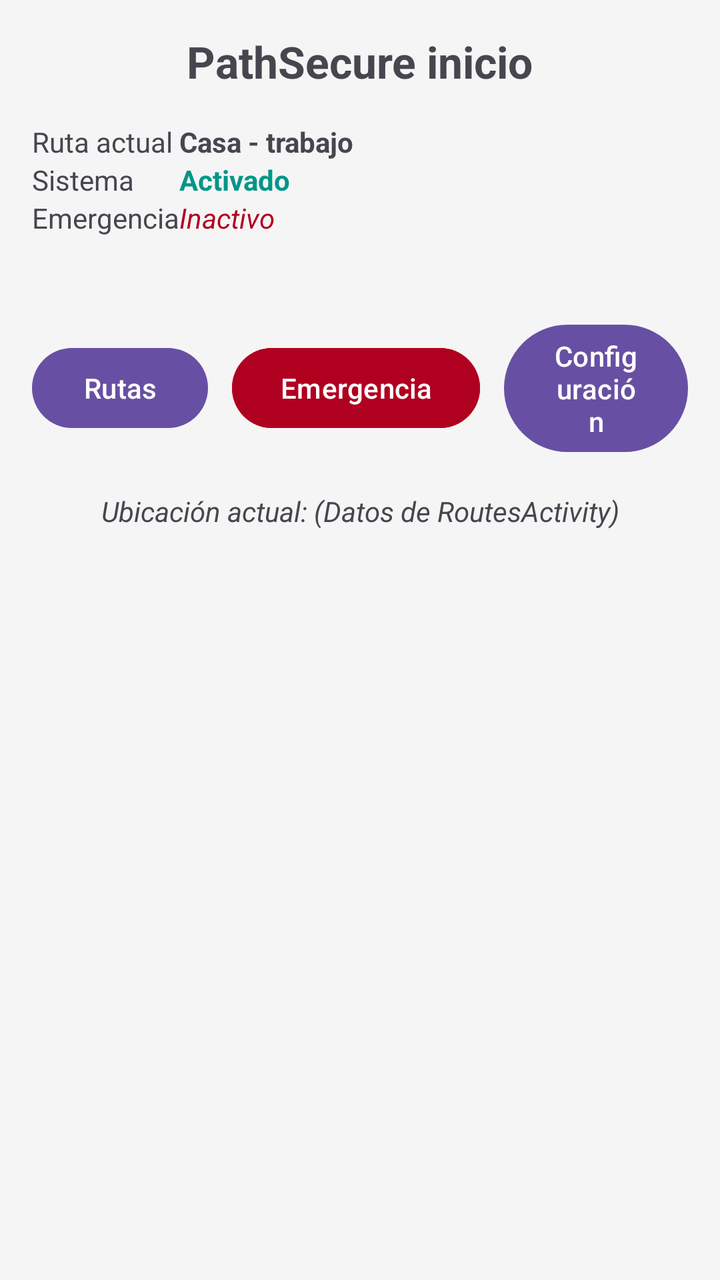
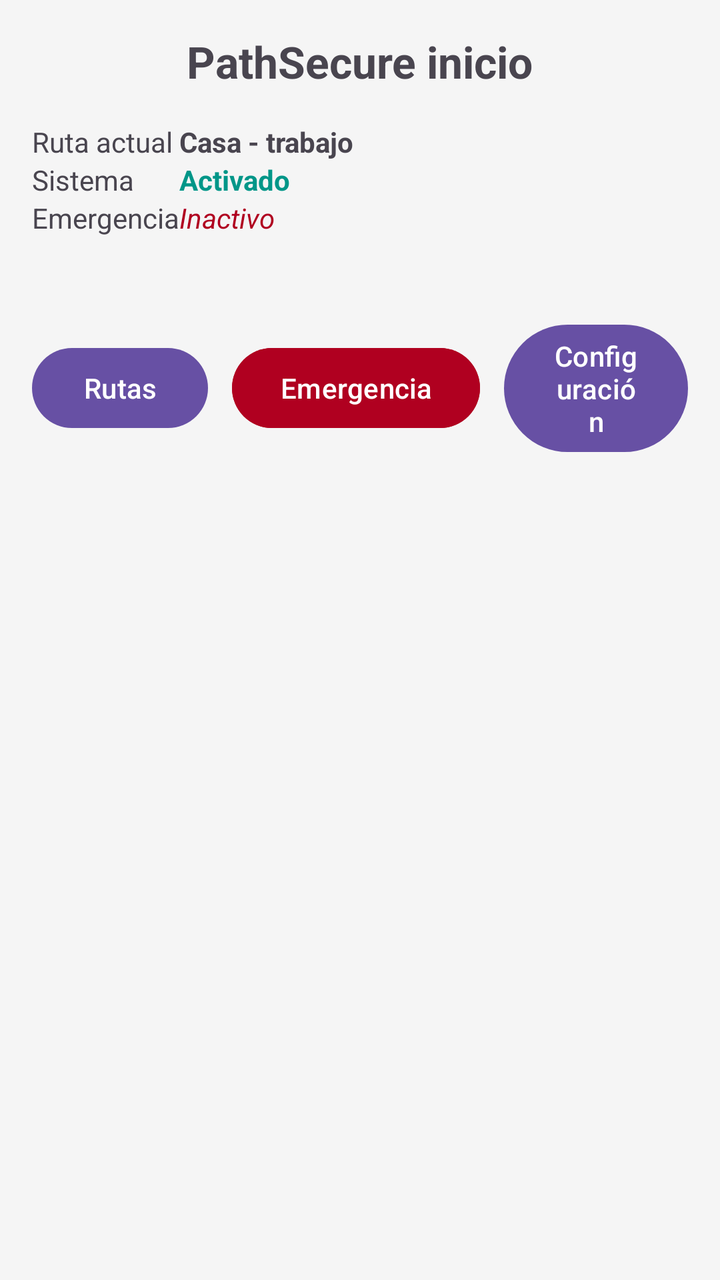

Two renders of the same Android screen: before a commit and after it. Below are the layout's source before the change and the commit's diff.
<!-- AndroidManifest.xml: application theme Theme.PathSecure -->
<!-- res/layout/activity_home.xml -->
<?xml version="1.0" encoding="utf-8"?>
<LinearLayout xmlns:android="http://schemas.android.com/apk/res/android"
    xmlns:tools="http://schemas.android.com/tools"
    android:layout_width="match_parent"
    android:layout_height="match_parent"
    android:orientation="vertical"
    android:padding="16dp"
    android:background="#F5F5F5">

    <TextView
        android:id="@+id/txtTitle"
        android:layout_width="wrap_content"
        android:layout_height="wrap_content"
        android:text="PathSecure inicio"
        android:textSize="22sp"
        android:textStyle="bold"
        android:layout_gravity="center_horizontal"
        android:layout_marginBottom="16dp"
        tools:ignore="HardcodedText" />

    <TableLayout
        android:layout_width="match_parent"
        android:layout_height="wrap_content"
        android:stretchColumns="1"
        android:layout_marginBottom="16dp"> <TableRow>
        <TextView android:text="Ruta actual"
            tools:ignore="HardcodedText" />
        <TextView android:text="Casa - trabajo" android:textStyle="bold"
            tools:ignore="HardcodedText" />
    </TableRow>

        <TableRow>
            <TextView android:text="Sistema"
                tools:ignore="HardcodedText" />
            <TextView android:text="Activado" android:textColor="#009688" android:textStyle="bold"
                tools:ignore="HardcodedText" />
        </TableRow>

        <TableRow>
            <TextView android:text="Emergencia"
                tools:ignore="HardcodedText" />

            <TextView
                android:layout_width="285dp"
                android:text="Inactivo"
                android:textColor="#B00020"
                android:textStyle="italic"
                tools:ignore="HardcodedText" />
        </TableRow>
    </TableLayout>

    <LinearLayout
        android:layout_width="match_parent"
        android:layout_height="wrap_content"
        android:orientation="horizontal"
        android:layout_marginTop="24dp"
        android:gravity="center">

        <Button
            android:id="@+id/btnRoutes"
            android:layout_width="wrap_content"
            android:layout_height="wrap_content"
            android:text="Rutas"
            android:layout_marginEnd="12dp"
            tools:ignore="ButtonStyle,HardcodedText" />

        <Button
            android:id="@+id/btnEmergency"
            android:layout_width="wrap_content"
            android:layout_height="wrap_content"
            android:layout_marginEnd="12dp"
            android:backgroundTint="#B00020"
            android:text="@string/emergencia"
            android:textColor="#FFFFFF"
            tools:ignore="ButtonStyle,HardcodedText,DuplicateSpeakableTextCheck" />

        <Button
            android:id="@+id/btnSettings"
            android:layout_width="wrap_content"
            android:layout_height="wrap_content"
            android:text="Configuración"
            tools:ignore="ButtonStyle,HardcodedText" />
    </LinearLayout>

    <TextView
        android:id="@+id/txtLocation"
        android:layout_width="match_parent"
        android:layout_height="wrap_content"
        android:text="Ubicación actual: (Datos de RoutesActivity)"
        android:textAlignment="center"
        android:textStyle="italic"
        android:layout_marginTop="16dp"
        tools:ignore="HardcodedText" />

</LinearLayout>
<!-- resources referenced by this layout -->
<resources>
  <string name="emergencia">Emergencia</string>
  <style name="Theme.PathSecure" parent="Base.Theme.PathSecure" />
  <style name="Base.Theme.PathSecure" parent="Theme.Material3.DayNight.NoActionBar">
          
          
      </style>
</resources>

<!-- the commit's change to res/layout/activity_home.xml (unified diff, before → after) -->
@@ -82,14 +82,5 @@
             tools:ignore="ButtonStyle,HardcodedText" />
     </LinearLayout>
 
-    <TextView
-        android:id="@+id/txtLocation"
-        android:layout_width="match_parent"
-        android:layout_height="wrap_content"
-        android:text="Ubicación actual: (Datos de RoutesActivity)"
-        android:textAlignment="center"
-        android:textStyle="italic"
-        android:layout_marginTop="16dp"
-        tools:ignore="HardcodedText" />
 
 </LinearLayout>
